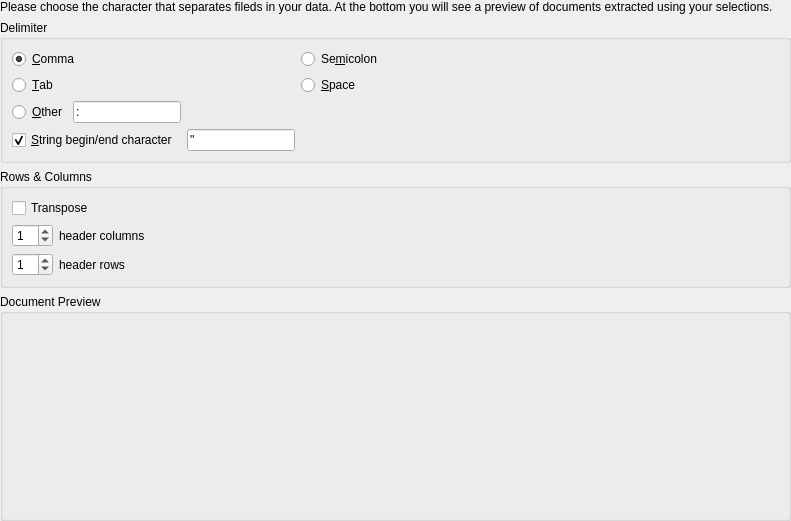
Before: the Qt Designer form Application/Resources/UI/voDelimitedTextImportWidget.ui in Kitware/Visomics, drawn with Qt 5.
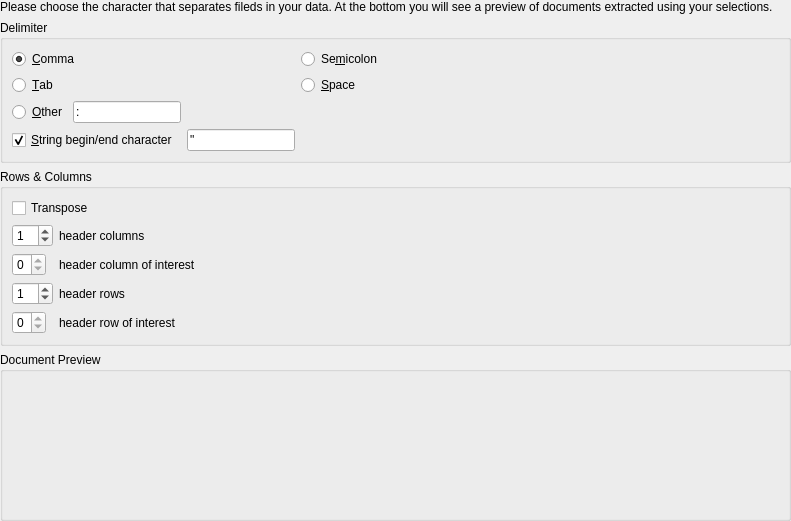
After: the same form once the commit is applied. Custom widgets are drawn as their Qt base class.

Commit message: Add support for row/column of interest variables to UI of import widget and model

What changed in the file:
```diff
--- a/Application/Resources/UI/voDelimitedTextImportWidget.ui
+++ b/Application/Resources/UI/voDelimitedTextImportWidget.ui
@@ -137,20 +137,54 @@
         </property>
        </widget>
       </item>
-      <item row="2" column="0">
+      <item row="6" column="0">
        <widget class="QSpinBox" name="NumberHeaderRowsSpinBox">
         <property name="value">
          <number>1</number>
         </property>
        </widget>
       </item>
-      <item row="2" column="1">
+      <item row="6" column="1">
        <widget class="QLabel" name="NumberHeaderRowsLabel">
         <property name="text">
          <string>header rows</string>
         </property>
        </widget>
       </item>
+      <item row="4" column="0">
+       <widget class="QSpinBox" name="HeaderColumnOfInterestSpinBox">
+        <property name="maximum">
+         <number>0</number>
+        </property>
+        <property name="value">
+         <number>0</number>
+        </property>
+       </widget>
+      </item>
+      <item row="7" column="0">
+       <widget class="QSpinBox" name="HeaderRowOfInterestSpinBox">
+        <property name="maximum">
+         <number>0</number>
+        </property>
+        <property name="value">
+         <number>0</number>
+        </property>
+       </widget>
+      </item>
+      <item row="4" column="1">
+       <widget class="QLabel" name="HeaderColumnOfInterestLabel">
+        <property name="text">
+         <string>header column of interest</string>
+        </property>
+       </widget>
+      </item>
+      <item row="7" column="1">
+       <widget class="QLabel" name="HeaderRowOfInterestLabel">
+        <property name="text">
+         <string>header row of interest</string>
+        </property>
+       </widget>
+      </item>
      </layout>
     </widget>
    </item>
```
Left out of the diff: 4 changed lines with no effect on the pictures. The commit also changes 5 other files.
